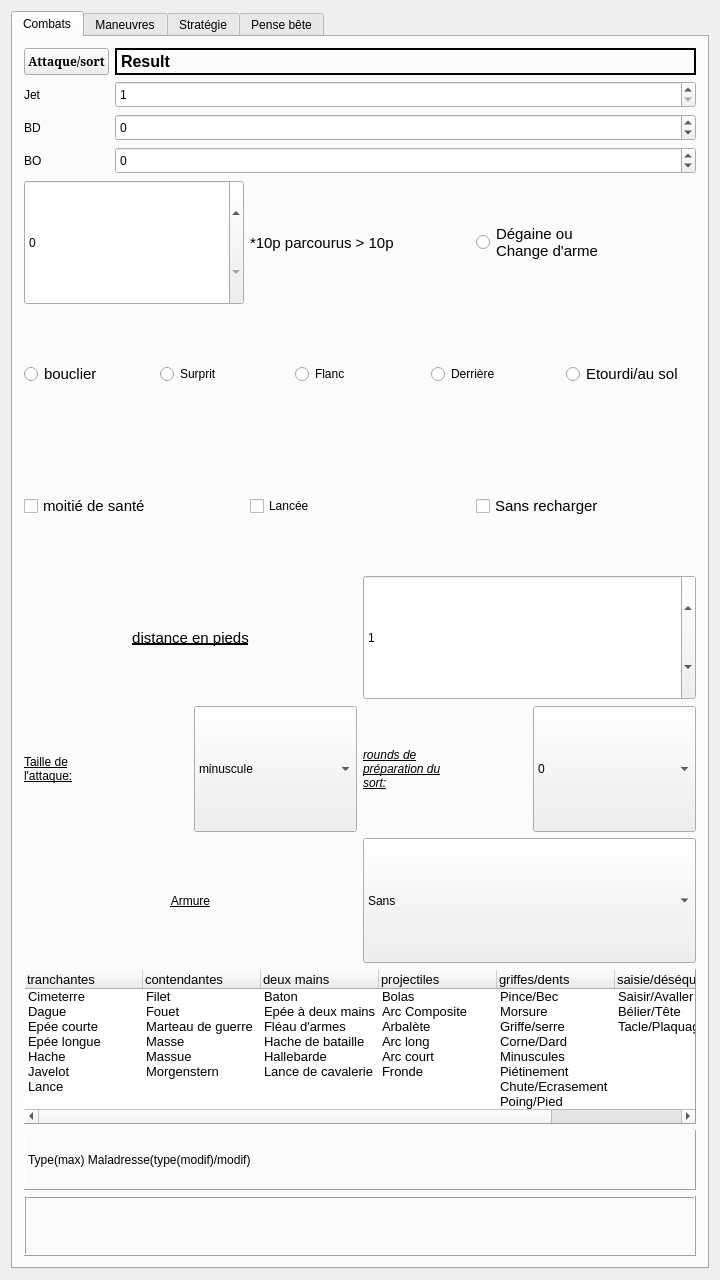
Qt form mainwindow.ui (e2002e/JRTM-MERP) before a commit.
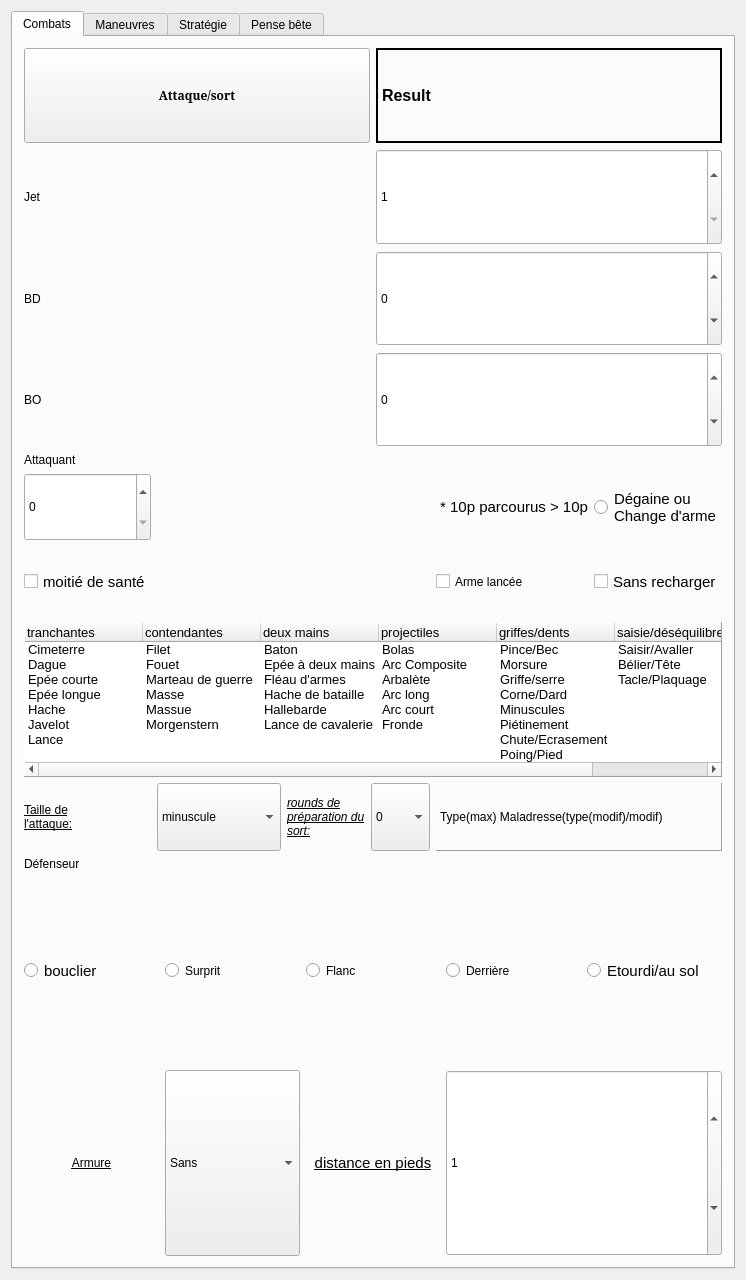
The same form after that commit.

```diff
--- a/mainwindow.ui
+++ b/mainwindow.ui
@@ -6,7 +6,7 @@
    <rect>
     <x>0</x>
     <y>0</y>
-    <width>720</width>
+    <width>746</width>
     <height>1280</height>
    </rect>
   </property>
@@ -76,128 +76,26 @@
         <string>Combats</string>
        </attribute>
        <layout class="QGridLayout" name="gridLayout_4">
-        <item row="3" column="0">
-         <layout class="QHBoxLayout" name="horizontalLayout_6">
-          <item>
-           <widget class="QRadioButton" name="radioButton_6">
-            <property name="sizePolicy">
-             <sizepolicy hsizetype="Preferred" vsizetype="Preferred">
-              <horstretch>0</horstretch>
-              <verstretch>0</verstretch>
-             </sizepolicy>
-            </property>
-            <property name="font">
-             <font>
-              <pointsize>11</pointsize>
-             </font>
-            </property>
-            <property name="text">
-             <string>bouclier</string>
-            </property>
-            <property name="autoExclusive">
-             <bool>false</bool>
-            </property>
-           </widget>
-          </item>
-          <item>
-           <widget class="QRadioButton" name="radioButton_7">
-            <property name="sizePolicy">
-             <sizepolicy hsizetype="Preferred" vsizetype="Preferred">
-              <horstretch>0</horstretch>
-              <verstretch>0</verstretch>
-             </sizepolicy>
-            </property>
-            <property name="text">
-             <string>Surprit</string>
-            </property>
-            <property name="autoExclusive">
-             <bool>false</bool>
-            </property>
-           </widget>
-          </item>
-          <item>
-           <widget class="QRadioButton" name="radioButton_2">
-            <property name="sizePolicy">
-             <sizepolicy hsizetype="Preferred" vsizetype="Preferred">
-              <horstretch>0</horstretch>
-              <verstretch>0</verstretch>
-             </sizepolicy>
-            </property>
-            <property name="text">
-             <string>Flanc</string>
-            </property>
-            <property name="autoExclusive">
-             <bool>false</bool>
-            </property>
-           </widget>
-          </item>
-          <item>
-           <widget class="QRadioButton" name="radioButton_3">
-            <property name="sizePolicy">
-             <sizepolicy hsizetype="Preferred" vsizetype="Preferred">
-              <horstretch>0</horstretch>
-              <verstretch>0</verstretch>
-             </sizepolicy>
-            </property>
-            <property name="text">
-             <string>Derrière</string>
-            </property>
-            <property name="autoExclusive">
-             <bool>false</bool>
-            </property>
-           </widget>
-          </item>
-          <item>
-           <widget class="QRadioButton" name="radioButton_8">
-            <property name="sizePolicy">
-             <sizepolicy hsizetype="Preferred" vsizetype="Preferred">
-              <horstretch>0</horstretch>
-              <verstretch>0</verstretch>
-             </sizepolicy>
-            </property>
-            <property name="font">
-             <font>
-              <pointsize>11</pointsize>
-             </font>
-            </property>
-            <property name="text">
-             <string>Etourdi/au sol</string>
-            </property>
-            <property name="autoExclusive">
-             <bool>false</bool>
-            </property>
-           </widget>
-          </item>
-         </layout>
-        </item>
-        <item row="14" column="0">
-         <layout class="QVBoxLayout" name="verticalLayout_3">
-          <item>
-           <widget class="QLabel" name="label_6">
-            <property name="sizePolicy">
-             <sizepolicy hsizetype="Preferred" vsizetype="Preferred">
-              <horstretch>0</horstretch>
-              <verstretch>0</verstretch>
-             </sizepolicy>
-            </property>
-            <property name="font">
-             <font>
-              <pointsize>9</pointsize>
-             </font>
-            </property>
+        <item row="0" column="0">
+         <layout class="QGridLayout" name="gridLayout_10">
+          <property name="sizeConstraint">
+           <enum>QLayout::SetDefaultConstraint</enum>
+          </property>
+          <item row="1" column="0">
+           <widget class="QLabel" name="label">
             <property name="frameShape">
-             <enum>QFrame::Panel</enum>
+             <enum>QFrame::NoFrame</enum>
             </property>
             <property name="frameShadow">
              <enum>QFrame::Raised</enum>
             </property>
             <property name="text">
-             <string>Type(max) Maladresse(type(modif)/modif)</string>
+             <string>Jet</string>
             </property>
            </widget>
           </item>
-          <item>
-           <widget class="QLabel" name="label_5">
+          <item row="0" column="0">
+           <widget class="QPushButton" name="pushButton">
             <property name="sizePolicy">
              <sizepolicy hsizetype="Preferred" vsizetype="Preferred">
               <horstretch>0</horstretch>
@@ -206,66 +104,173 @@
             </property>
             <property name="font">
              <font>
-              <pointsize>9</pointsize>
-              <weight>50</weight>
-              <italic>true</italic>
-              <bold>false</bold>
+              <family>Serif</family>
+              <weight>75</weight>
+              <bold>true</bold>
              </font>
             </property>
-            <property name="frameShape">
-             <enum>QFrame::Box</enum>
-            </property>
-            <property name="frameShadow">
-             <enum>QFrame::Raised</enum>
-            </property>
             <property name="text">
-             <string/>
+             <string>Attaque/sort</string>
             </property>
            </widget>
-          </item>
-         </layout>
         </item>
         <item row="5" column="0">
-         <layout class="QHBoxLayout" name="horizontalLayout_2">
-          <item>
-           <widget class="QLabel" name="label_8">
-            <property name="font">
-             <font>
-              <pointsize>11</pointsize>
-              <italic>false</italic>
-              <underline>true</underline>
-             </font>
+           <widget class="QLabel" name="label_2">
+            <property name="frameShape">
+             <enum>QFrame::NoFrame</enum>
             </property>
+            <property name="frameShadow">
+             <enum>QFrame::Sunken</enum>
+            </property>
             <property name="text">
-             <string>distance en pieds</string>
+             <string>BO</string>
             </property>
-            <property name="alignment">
-             <set>Qt::AlignCenter</set>
-            </property>
            </widget>
           </item>
-          <item>
-           <widget class="QSpinBox" name="spinBox_4">
-            <property name="enabled">
-             <bool>true</bool>
+          <item row="3" column="0">
+           <widget class="QLabel" name="label_3">
+            <property name="frameShape">
+             <enum>QFrame::NoFrame</enum>
             </property>
+            <property name="frameShadow">
+             <enum>QFrame::Raised</enum>
+            </property>
+            <property name="text">
+             <string>BD</string>
+            </property>
+           </widget>
+          </item>
+          <item row="1" column="1">
+           <widget class="QSpinBox" name="spinBox">
             <property name="sizePolicy">
              <sizepolicy hsizetype="Preferred" vsizetype="Preferred">
               <horstretch>0</horstretch>
               <verstretch>0</verstretch>
              </sizepolicy>
             </property>
+            <property name="accelerated">
+             <bool>true</bool>
+            </property>
+            <property name="showGroupSeparator" stdset="0">
+             <bool>false</bool>
+            </property>
+            <property name="minimum">
+             <number>1</number>
+            </property>
             <property name="maximum">
-             <number>400</number>
+             <number>999</number>
             </property>
             <property name="value">
              <number>1</number>
             </property>
            </widget>
           </item>
+          <item row="3" column="1">
+           <widget class="QSpinBox" name="spinBox_3">
+            <property name="sizePolicy">
+             <sizepolicy hsizetype="Preferred" vsizetype="Preferred">
+              <horstretch>0</horstretch>
+              <verstretch>0</verstretch>
+             </sizepolicy>
+            </property>
+            <property name="accelerated">
+             <bool>true</bool>
+            </property>
+            <property name="showGroupSeparator" stdset="0">
+             <bool>false</bool>
+            </property>
+            <property name="minimum">
+             <number>-49</number>
+            </property>
+            <property name="maximum">
+             <number>300</number>
+            </property>
+           </widget>
+          </item>
+          <item row="5" column="1">
+           <widget class="QSpinBox" name="spinBox_2">
+            <property name="sizePolicy">
+             <sizepolicy hsizetype="Preferred" vsizetype="Preferred">
+              <horstretch>0</horstretch>
+              <verstretch>0</verstretch>
+             </sizepolicy>
+            </property>
+            <property name="accelerated">
+             <bool>true</bool>
+            </property>
+            <property name="showGroupSeparator" stdset="0">
+             <bool>false</bool>
+            </property>
+            <property name="minimum">
+             <number>-49</number>
+            </property>
+            <property name="maximum">
+             <number>300</number>
+            </property>
+           </widget>
+          </item>
+          <item row="0" column="1">
+           <widget class="QLabel" name="result">
+            <property name="sizePolicy">
+             <sizepolicy hsizetype="Preferred" vsizetype="Preferred">
+              <horstretch>0</horstretch>
+              <verstretch>0</verstretch>
+             </sizepolicy>
+            </property>
+            <property name="font">
+             <font>
+              <pointsize>12</pointsize>
+              <weight>75</weight>
+              <bold>true</bold>
+             </font>
+            </property>
+            <property name="layoutDirection">
+             <enum>Qt::LeftToRight</enum>
+            </property>
+            <property name="autoFillBackground">
+             <bool>false</bool>
+            </property>
+            <property name="frameShape">
+             <enum>QFrame::WinPanel</enum>
+            </property>
+            <property name="frameShadow">
+             <enum>QFrame::Plain</enum>
+            </property>
+            <property name="lineWidth">
+             <number>1</number>
+            </property>
+            <property name="midLineWidth">
+             <number>0</number>
+            </property>
+            <property name="text">
+             <string>Result</string>
+            </property>
+            <property name="textFormat">
+             <enum>Qt::PlainText</enum>
+            </property>
+           </widget>
+          </item>
          </layout>
         </item>
-        <item row="13" column="0">
+        <item row="1" column="0">
+         <layout class="QGridLayout" name="gridLayout_11">
+          <item row="1" column="0">
+           <widget class="QSpinBox" name="spinBox_5">
+            <property name="sizePolicy">
+             <sizepolicy hsizetype="Preferred" vsizetype="Preferred">
+              <horstretch>0</horstretch>
+              <verstretch>0</verstretch>
+             </sizepolicy>
+            </property>
+            <property name="layoutDirection">
+             <enum>Qt::LeftToRight</enum>
+            </property>
+            <property name="autoFillBackground">
+             <bool>false</bool>
+            </property>
+           </widget>
+          </item>
+          <item row="3" column="0" colspan="7">
          <widget class="QTreeWidget" name="treeWidget">
           <property name="sizePolicy">
            <sizepolicy hsizetype="Preferred" vsizetype="Preferred">
@@ -583,141 +588,122 @@
           </item>
          </widget>
         </item>
-        <item row="0" column="0">
-         <layout class="QGridLayout" name="gridLayout_10">
-          <property name="sizeConstraint">
-           <enum>QLayout::SetDefaultConstraint</enum>
-          </property>
-          <item row="1" column="0">
-           <widget class="QLabel" name="label">
-            <property name="frameShape">
-             <enum>QFrame::NoFrame</enum>
-            </property>
-            <property name="frameShadow">
-             <enum>QFrame::Raised</enum>
-            </property>
-            <property name="text">
-             <string>Jet</string>
-            </property>
-           </widget>
-          </item>
-          <item row="0" column="0">
-           <widget class="QPushButton" name="pushButton">
+          <item row="2" column="5">
+           <widget class="QCheckBox" name="checkBox">
+            <property name="enabled">
+             <bool>true</bool>
+            </property>
             <property name="sizePolicy">
              <sizepolicy hsizetype="Preferred" vsizetype="Preferred">
               <horstretch>0</horstretch>
               <verstretch>0</verstretch>
              </sizepolicy>
             </property>
-            <property name="font">
-             <font>
-              <family>Serif</family>
-              <weight>75</weight>
-              <bold>true</bold>
-             </font>
+            <property name="layoutDirection">
+             <enum>Qt::LeftToRight</enum>
             </property>
             <property name="text">
-             <string>Attaque/sort</string>
+             <string>Arme lancée</string>
             </property>
-           </widget>
-          </item>
-          <item row="5" column="0">
-           <widget class="QLabel" name="label_2">
-            <property name="frameShape">
-             <enum>QFrame::NoFrame</enum>
+            <property name="checkable">
+             <bool>true</bool>
             </property>
-            <property name="frameShadow">
-             <enum>QFrame::Sunken</enum>
-            </property>
-            <property name="text">
-             <string>BO</string>
-            </property>
            </widget>
           </item>
-          <item row="3" column="0">
-           <widget class="QLabel" name="label_3">
-            <property name="frameShape">
-             <enum>QFrame::NoFrame</enum>
+          <item row="0" column="0">
+           <widget class="QLabel" name="label_11">
+            <property name="sizePolicy">
+             <sizepolicy hsizetype="Preferred" vsizetype="Fixed">
+              <horstretch>0</horstretch>
+              <verstretch>0</verstretch>
+             </sizepolicy>
             </property>
-            <property name="frameShadow">
-             <enum>QFrame::Raised</enum>
-            </property>
             <property name="text">
-             <string>BD</string>
+             <string>Attaquant</string>
             </property>
            </widget>
           </item>
-          <item row="1" column="1">
-           <widget class="QSpinBox" name="spinBox">
+          <item row="1" column="6">
+           <widget class="QRadioButton" name="radioButton_9">
             <property name="sizePolicy">
-             <sizepolicy hsizetype="Expanding" vsizetype="Preferred">
+             <sizepolicy hsizetype="Preferred" vsizetype="Preferred">
               <horstretch>0</horstretch>
               <verstretch>0</verstretch>
              </sizepolicy>
             </property>
-            <property name="accelerated">
-             <bool>true</bool>
+            <property name="font">
+             <font>
+              <pointsize>11</pointsize>
+             </font>
             </property>
-            <property name="showGroupSeparator" stdset="0">
+            <property name="text">
+             <string>Dégaine ou
+Change d'arme</string>
+            </property>
+            <property name="autoExclusive">
              <bool>false</bool>
             </property>
-            <property name="minimum">
-             <number>1</number>
-            </property>
-            <property name="maximum">
-             <number>999</number>
-            </property>
-            <property name="value">
-             <number>1</number>
-            </property>
            </widget>
           </item>
-          <item row="3" column="1">
-           <widget class="QSpinBox" name="spinBox_3">
+          <item row="2" column="6">
+           <widget class="QCheckBox" name="checkBox_2">
+            <property name="enabled">
+             <bool>true</bool>
+            </property>
             <property name="sizePolicy">
-             <sizepolicy hsizetype="Expanding" vsizetype="Preferred">
+             <sizepolicy hsizetype="Preferred" vsizetype="Preferred">
               <horstretch>0</horstretch>
               <verstretch>0</verstretch>
              </sizepolicy>
             </property>
-            <property name="accelerated">
-             <bool>true</bool>
+            <property name="font">
+             <font>
+              <pointsize>11</pointsize>
+             </font>
             </property>
-            <property name="showGroupSeparator" stdset="0">
-             <bool>false</bool>
+            <property name="layoutDirection">
+             <enum>Qt::LeftToRight</enum>
             </property>
-            <property name="minimum">
-             <number>-49</number>
+            <property name="text">
+             <string>Sans recharger</string>
             </property>
-            <property name="maximum">
-             <number>300</number>
-            </property>
            </widget>
           </item>
-          <item row="5" column="1">
-           <widget class="QSpinBox" name="spinBox_2">
+          <item row="2" column="0">
+           <widget class="QCheckBox" name="checkBox_10">
             <property name="sizePolicy">
-             <sizepolicy hsizetype="Expanding" vsizetype="Preferred">
+             <sizepolicy hsizetype="Preferred" vsizetype="Preferred">
               <horstretch>0</horstretch>
               <verstretch>0</verstretch>
              </sizepolicy>
             </property>
-            <property name="accelerated">
-             <bool>true</bool>
+            <property name="font">
+             <font>
+              <pointsize>11</pointsize>
+             </font>
             </property>
-            <property name="showGroupSeparator" stdset="0">
+            <property name="text">
+             <string>moitié de santé</string>
+            </property>
+            <property name="autoExclusive">
              <bool>false</bool>
             </property>
-            <property name="minimum">
-             <number>-49</number>
+           </widget>
+          </item>
+          <item row="1" column="5">
+           <widget class="QLabel" name="label_7">
+            <property name="font">
+             <font>
+              <pointsize>11</pointsize>
+             </font>
             </property>
-            <property name="maximum">
-             <number>300</number>
+            <property name="text">
+             <string> * 10p parcourus &gt; 10p</string>
             </property>
            </widget>
           </item>
-          <item row="0" column="1">
-           <widget class="QLabel" name="result">
+          <item row="4" column="5" colspan="2">
+           <widget class="QLabel" name="label_6">
             <property name="sizePolicy">
              <sizepolicy hsizetype="Preferred" vsizetype="Preferred">
               <horstretch>0</horstretch>
@@ -726,124 +712,37 @@
             </property>
             <property name="font">
              <font>
-              <pointsize>12</pointsize>
-              <weight>75</weight>
-              <bold>true</bold>
+              <pointsize>9</pointsize>
              </font>
             </property>
-            <property name="layoutDirection">
-             <enum>Qt::LeftToRight</enum>
-            </property>
-            <property name="autoFillBackground">
-             <bool>false</bool>
-            </property>
             <property name="frameShape">
-             <enum>QFrame::WinPanel</enum>
+             <enum>QFrame::Panel</enum>
             </property>
             <property name="frameShadow">
-             <enum>QFrame::Plain</enum>
+             <enum>QFrame::Raised</enum>
             </property>
-            <property name="lineWidth">
-             <number>1</number>
-            </property>
-            <property name="midLineWidth">
-             <number>0</number>
-            </property>
             <property name="text">
-             <string>Result</string>
+             <string>Type(max) Maladresse(type(modif)/modif)</string>
             </property>
-            <property name="textFormat">
-             <enum>Qt::PlainText</enum>
-            </property>
            </widget>
           </item>
-         </layout>
-        </item>
-        <item row="9" column="0">
-         <layout class="QHBoxLayout" name="horizontalLayout_3">
-          <item>
-           <widget class="QLabel" name="label_4">
-            <property name="sizePolicy">
-             <sizepolicy hsizetype="Preferred" vsizetype="Preferred">
-              <horstretch>0</horstretch>
-              <verstretch>0</verstretch>
-             </sizepolicy>
-            </property>
-            <property name="baseSize">
-             <size>
-              <width>0</width>
-              <height>0</height>
-             </size>
-            </property>
+          <item row="4" column="3">
+           <widget class="QLabel" name="label_34">
             <property name="font">
              <font>
-              <italic>false</italic>
+              <pointsize>9</pointsize>
+              <italic>true</italic>
               <underline>true</underline>
              </font>
             </property>
-            <property name="frameShape">
-             <enum>QFrame::NoFrame</enum>
-            </property>
-            <property name="frameShadow">
-             <enum>QFrame::Sunken</enum>
-            </property>
             <property name="text">
-             <string>Armure</string>
+             <string>rounds de
+préparation du
+sort:</string>
             </property>
-            <property name="scaledContents">
-             <bool>false</bool>
-            </property>
-            <property name="alignment">
-             <set>Qt::AlignCenter</set>
-            </property>
            </widget>
           </item>
-          <item>
-           <widget class="QComboBox" name="comboBox_2">
-            <property name="enabled">
-             <bool>true</bool>
-            </property>
-            <property name="sizePolicy">
-             <sizepolicy hsizetype="Preferred" vsizetype="Preferred">
-              <horstretch>0</horstretch>
-              <verstretch>0</verstretch>
-             </sizepolicy>
-            </property>
-            <property name="sizeAdjustPolicy">
-             <enum>QComboBox::AdjustToContents</enum>
-            </property>
-            <item>
-             <property name="text">
-              <string>Sans</string>
-             </property>
-            </item>
-            <item>
-             <property name="text">
-              <string>Cuir souple</string>
-             </property>
-            </item>
-            <item>
-             <property name="text">
-              <string>Cuir rigide</string>
-             </property>
-            </item>
-            <item>
-             <property name="text">
-              <string>Mailles</string>
-             </property>
-            </item>
-            <item>
-             <property name="text">
-              <string>Plates</string>
-             </property>
-            </item>
-           </widget>
-          </item>
-         </layout>
-        </item>
-        <item row="7" column="0">
-         <layout class="QGridLayout" name="gridLayout_5">
-          <item row="0" column="4">
+          <item row="4" column="4">
            <widget class="QComboBox" name="comboBox_8">
             <property name="enabled">
              <bool>true</bool>
@@ -884,23 +783,30 @@
             </item>
            </widget>
           </item>
-          <item row="0" column="3">
-           <widget class="QLabel" name="label_34">
+          <item row="4" column="0">
+           <widget class="QLabel" name="label_9">
+            <property name="sizePolicy">
+             <sizepolicy hsizetype="Preferred" vsizetype="Preferred">
+              <horstretch>0</horstretch>
+              <verstretch>0</verstretch>
+             </sizepolicy>
+            </property>
             <property name="font">
              <font>
               <pointsize>9</pointsize>
-              <italic>true</italic>
+              <weight>50</weight>
+              <italic>false</italic>
+              <bold>false</bold>
               <underline>true</underline>
              </font>
             </property>
             <property name="text">
-             <string>rounds de
-préparation du
-sort:</string>
+             <string>Taille de
+l'attaque:</string>
             </property>
            </widget>
           </item>
-          <item row="0" column="1">
+          <item row="4" column="1" colspan="2">
            <widget class="QComboBox" name="comboBox_5">
             <property name="enabled">
              <bool>true</bool>
@@ -944,151 +850,224 @@
             </item>
            </widget>
           </item>
-          <item row="0" column="0">
-           <widget class="QLabel" name="label_9">
-            <property name="sizePolicy">
-             <sizepolicy hsizetype="Preferred" vsizetype="Preferred">
-              <horstretch>0</horstretch>
-              <verstretch>0</verstretch>
-             </sizepolicy>
-            </property>
-            <property name="font">
-             <font>
-              <pointsize>9</pointsize>
-              <weight>50</weight>
-              <italic>false</italic>
-              <bold>false</bold>
-              <underline>true</underline>
-             </font>
-            </property>
-            <property name="text">
-             <string>Taille de
-l'attaque:</string>
-            </property>
-           </widget>
-          </item>
          </layout>
         </item>
-        <item row="4" column="0">
+        <item row="3" column="0">
          <layout class="QGridLayout" name="gridLayout_2">
-          <item row="2" column="1">
-           <widget class="QCheckBox" name="checkBox">
-            <property name="enabled">
-             <bool>true</bool>
-            </property>
+          <item row="1" column="2">
+           <widget class="QRadioButton" name="radioButton_2">
             <property name="sizePolicy">
              <sizepolicy hsizetype="Preferred" vsizetype="Preferred">
               <horstretch>0</horstretch>
               <verstretch>0</verstretch>
              </sizepolicy>
             </property>
-            <property name="layoutDirection">
-             <enum>Qt::LeftToRight</enum>
-            </property>
             <property name="text">
-             <string>Lancée</string>
+             <string>Flanc</string>
             </property>
-            <property name="checkable">
-             <bool>true</bool>
+            <property name="autoExclusive">
+             <bool>false</bool>
             </property>
            </widget>
           </item>
           <item row="2" column="2">
-           <widget class="QCheckBox" name="checkBox_2">
-            <property name="enabled">
-             <bool>true</bool>
-            </property>
-            <property name="sizePolicy">
-             <sizepolicy hsizetype="Preferred" vsizetype="Preferred">
-              <horstretch>0</horstretch>
-              <verstretch>0</verstretch>
-             </sizepolicy>
-            </property>
+           <widget class="QLabel" name="label_8">
             <property name="font">
              <font>
               <pointsize>11</pointsize>
+              <italic>false</italic>
+              <underline>true</underline>
              </font>
             </property>
-            <property name="layoutDirection">
-             <enum>Qt::LeftToRight</enum>
-            </property>
             <property name="text">
-             <string>Sans recharger</string>
+             <string>distance en pieds</string>
+            </property>
+            <property name="alignment">
+             <set>Qt::AlignCenter</set>
             </property>
            </widget>
           </item>
-          <item row="2" column="0">
-           <widget class="QCheckBox" name="checkBox_10">
+          <item row="1" column="3">
+           <widget class="QRadioButton" name="radioButton_3">
             <property name="sizePolicy">
              <sizepolicy hsizetype="Preferred" vsizetype="Preferred">
               <horstretch>0</horstretch>
               <verstretch>0</verstretch>
              </sizepolicy>
             </property>
-            <property name="font">
-             <font>
-              <pointsize>11</pointsize>
-             </font>
-            </property>
             <property name="text">
-             <string>moitié de santé</string>
+             <string>Derrière</string>
             </property>
             <property name="autoExclusive">
              <bool>false</bool>
             </property>
            </widget>
-          </item>
-         </layout>
         </item>
         <item row="1" column="0">
-         <layout class="QHBoxLayout" name="horizontalLayout_5">
-          <item>
-           <widget class="QSpinBox" name="spinBox_5">
+           <widget class="QRadioButton" name="radioButton_6">
             <property name="sizePolicy">
              <sizepolicy hsizetype="Preferred" vsizetype="Preferred">
               <horstretch>0</horstretch>
               <verstretch>0</verstretch>
              </sizepolicy>
             </property>
-            <property name="layoutDirection">
-             <enum>Qt::LeftToRight</enum>
+            <property name="font">
+             <font>
+              <pointsize>11</pointsize>
+             </font>
             </property>
-            <property name="autoFillBackground">
+            <property name="text">
+             <string>bouclier</string>
+            </property>
+            <property name="autoExclusive">
              <bool>false</bool>
             </property>
            </widget>
           </item>
-          <item>
-           <widget class="QLabel" name="label_7">
+          <item row="2" column="3" colspan="2">
+           <widget class="QSpinBox" name="spinBox_4">
+            <property name="enabled">
+             <bool>true</bool>
+            </property>
+            <property name="sizePolicy">
+             <sizepolicy hsizetype="Preferred" vsizetype="Preferred">
+              <horstretch>0</horstretch>
+              <verstretch>0</verstretch>
+             </sizepolicy>
+            </property>
+            <property name="maximum">
+             <number>400</number>
+            </property>
+            <property name="value">
+             <number>1</number>
+            </property>
+           </widget>
+          </item>
+          <item row="1" column="4">
+           <widget class="QRadioButton" name="radioButton_8">
+            <property name="sizePolicy">
+             <sizepolicy hsizetype="Preferred" vsizetype="Preferred">
+              <horstretch>0</horstretch>
+              <verstretch>0</verstretch>
+             </sizepolicy>
+            </property>
             <property name="font">
              <font>
               <pointsize>11</pointsize>
              </font>
             </property>
             <property name="text">
-             <string>*10p parcourus &gt; 10p</string>
+             <string>Etourdi/au sol</string>
             </property>
+            <property name="autoExclusive">
+             <bool>false</bool>
+            </property>
            </widget>
           </item>
-          <item>
-           <widget class="QRadioButton" name="radioButton_9">
+          <item row="1" column="1">
+           <widget class="QRadioButton" name="radioButton_7">
             <property name="sizePolicy">
              <sizepolicy hsizetype="Preferred" vsizetype="Preferred">
               <horstretch>0</horstretch>
               <verstretch>0</verstretch>
              </sizepolicy>
             </property>
+            <property name="text">
+             <string>Surprit</string>
+            </property>
+            <property name="autoExclusive">
+             <bool>false</bool>
+            </property>
+           </widget>
+          </item>
+          <item row="2" column="0">
+           <widget class="QLabel" name="label_4">
+            <property name="sizePolicy">
+             <sizepolicy hsizetype="Preferred" vsizetype="Preferred">
+              <horstretch>0</horstretch>
+              <verstretch>0</verstretch>
+             </sizepolicy>
+            </property>
+            <property name="baseSize">
+             <size>
+              <width>0</width>
+              <height>0</height>
+             </size>
+            </property>
             <property name="font">
              <font>
-              <pointsize>11</pointsize>
+              <italic>false</italic>
+              <underline>true</underline>
              </font>
             </property>
+            <property name="frameShape">
+             <enum>QFrame::NoFrame</enum>
+            </property>
+            <property name="frameShadow">
+             <enum>QFrame::Sunken</enum>
+            </property>
             <property name="text">
-             <string>Dégaine ou
-Change d'arme</string>
+             <string>Armure</string>
             </property>
-            <property name="autoExclusive">
+            <property name="scaledContents">
              <bool>false</bool>
+            </property>
+            <property name="alignment">
+             <set>Qt::AlignCenter</set>
+            </property>
+           </widget>
+          </item>
+          <item row="2" column="1">
+           <widget class="QComboBox" name="comboBox_2">
+            <property name="enabled">
+             <bool>true</bool>
+            </property>
+            <property name="sizePolicy">
+             <sizepolicy hsizetype="Preferred" vsizetype="Preferred">
+              <horstretch>0</horstretch>
+              <verstretch>0</verstretch>
+             </sizepolicy>
+            </property>
+            <property name="sizeAdjustPolicy">
+             <enum>QComboBox::AdjustToContents</enum>
+            </property>
+            <item>
+             <property name="text">
+              <string>Sans</string>
+             </property>
+            </item>
+            <item>
+             <property name="text">
+              <string>Cuir souple</string>
+             </property>
+            </item>
+            <item>
+             <property name="text">
+              <string>Cuir rigide</string>
+             </property>
+            </item>
+            <item>
+             <property name="text">
+              <string>Mailles</string>
+             </property>
+            </item>
+            <item>
+             <property name="text">
+              <string>Plates</string>
+             </property>
+            </item>
+           </widget>
+          </item>
+          <item row="0" column="0">
+           <widget class="QLabel" name="label_10">
+            <property name="sizePolicy">
+             <sizepolicy hsizetype="Preferred" vsizetype="Fixed">
+              <horstretch>0</horstretch>
+              <verstretch>0</verstretch>
+             </sizepolicy>
+            </property>
+            <property name="text">
+             <string>Défenseur</string>
             </property>
            </widget>
           </item>
```
Left out of the diff: 1 changed line with no effect on the pictures. Lines whose indentation alone changed are shown as unchanged.
